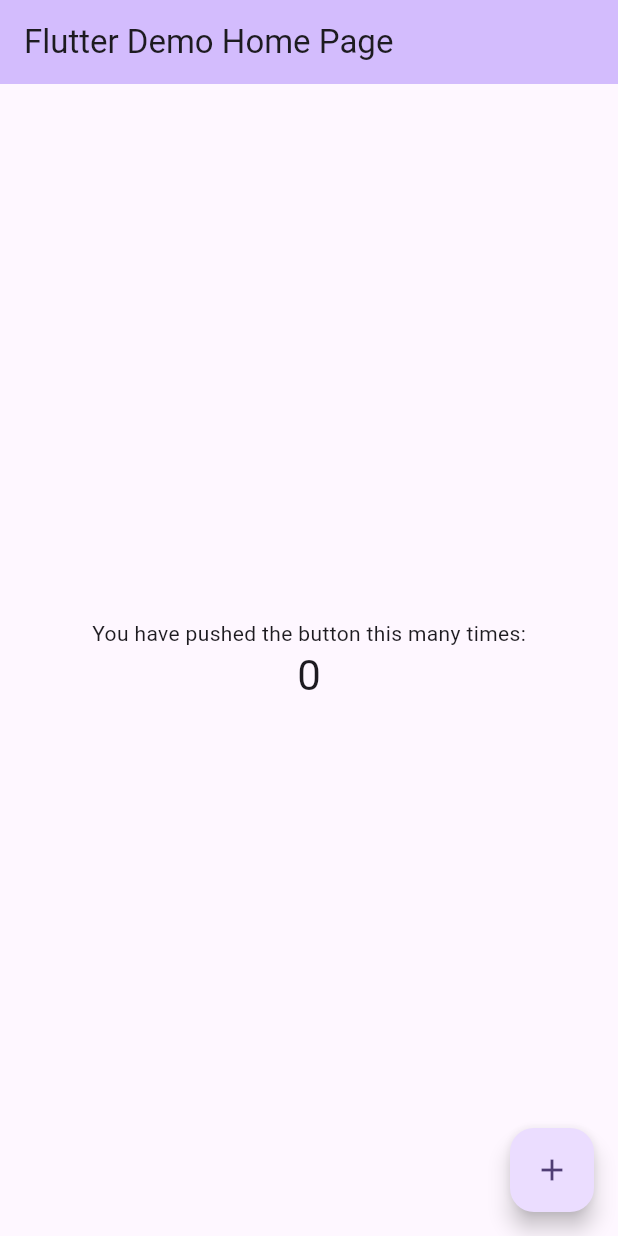
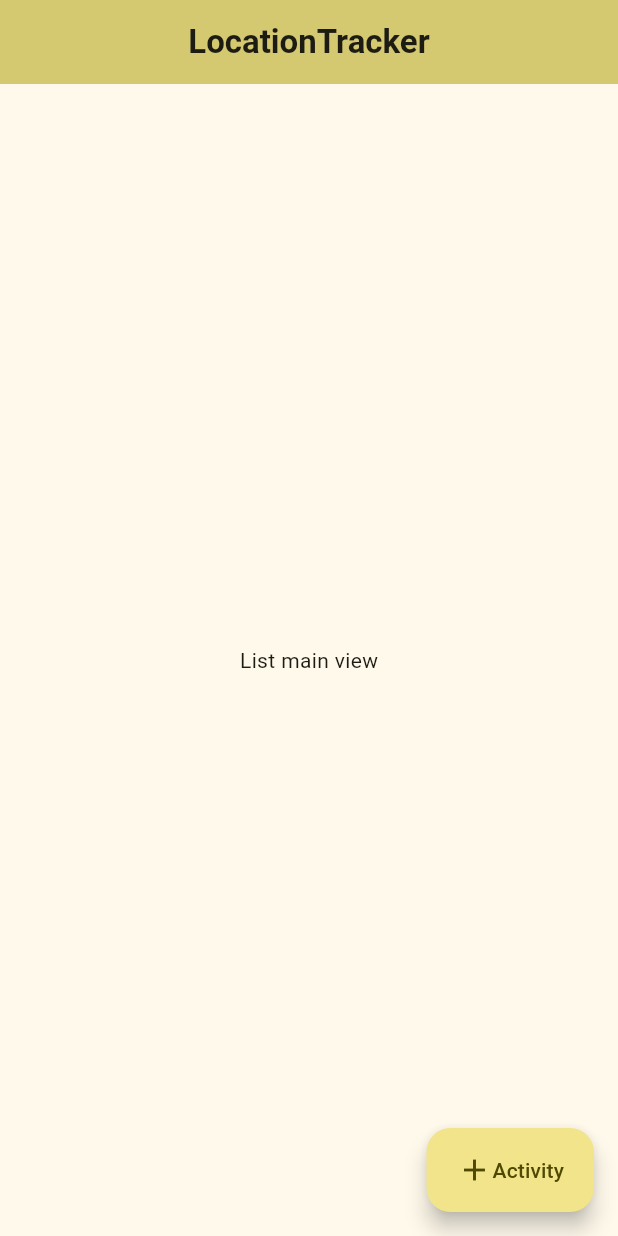
Before and after one commit to gibbiX12345/mad-location-tracker, a Flutter app: the screen it shows after launch, on a phone screen of 412 x 824 dp. Run offline on Flutter 3.47's test engine with Material 3 defaults, Android fonts, the light colour scheme and no system bars.

Commit message:
init: basic setup of main activity

```diff
--- a/lib/main.dart
+++ b/lib/main.dart
@@ -7,119 +7,48 @@
 class MyApp extends StatelessWidget {
   const MyApp({super.key});
 
-  // This widget is the root of your application.
   @override
   Widget build(BuildContext context) {
     return MaterialApp(
       title: 'Flutter Demo',
       theme: ThemeData(
-        // This is the theme of your application.
-        //
-        // TRY THIS: Try running your application with "flutter run". You'll see
-        // the application has a purple toolbar. Then, without quitting the app,
-        // try changing the seedColor in the colorScheme below to Colors.green
-        // and then invoke "hot reload" (save your changes or press the "hot
-        // reload" button in a Flutter-supported IDE, or press "r" if you used
-        // the command line to start the app).
-        //
-        // Notice that the counter didn't reset back to zero; the application
-        // state is not lost during the reload. To reset the state, use hot
-        // restart instead.
-        //
-        // This works for code too, not just values: Most code changes can be
-        // tested with just a hot reload.
-        colorScheme: ColorScheme.fromSeed(seedColor: Colors.deepPurple),
+        colorScheme: ColorScheme.fromSeed(seedColor: Colors.yellow),
         useMaterial3: true,
       ),
-      home: const MyHomePage(title: 'Flutter Demo Home Page'),
+      home: const MyHomePage(title: 'LocationTracker'),
     );
   }
 }
 
-class MyHomePage extends StatefulWidget {
+class MyHomePage extends StatelessWidget {
   const MyHomePage({super.key, required this.title});
-
-  // This widget is the home page of your application. It is stateful, meaning
-  // that it has a State object (defined below) that contains fields that affect
-  // how it looks.
-
-  // This class is the configuration for the state. It holds the values (in this
-  // case the title) provided by the parent (in this case the App widget) and
-  // used by the build method of the State. Fields in a Widget subclass are
-  // always marked "final".
 
   final String title;
 
   @override
-  State<MyHomePage> createState() => _MyHomePageState();
-}
-
-class _MyHomePageState extends State<MyHomePage> {
-  int _counter = 0;
-
-  void _incrementCounter() {
-    setState(() {
-      // This call to setState tells the Flutter framework that something has
-      // changed in this State, which causes it to rerun the build method below
-      // so that the display can reflect the updated values. If we changed
-      // _counter without calling setState(), then the build method would not be
-      // called again, and so nothing would appear to happen.
-      _counter++;
-    });
-  }
-
-  @override
   Widget build(BuildContext context) {
-    // This method is rerun every time setState is called, for instance as done
-    // by the _incrementCounter method above.
-    //
-    // The Flutter framework has been optimized to make rerunning build methods
-    // fast, so that you can just rebuild anything that needs updating rather
-    // than having to individually change instances of widgets.
     return Scaffold(
       appBar: AppBar(
-        // TRY THIS: Try changing the color here to a specific color (to
-        // Colors.amber, perhaps?) and trigger a hot reload to see the AppBar
-        // change color while the other colors stay the same.
         backgroundColor: Theme.of(context).colorScheme.inversePrimary,
-        // Here we take the value from the MyHomePage object that was created by
-        // the App.build method, and use it to set our appbar title.
-        title: Text(widget.title),
+        title: Center(
+            child: Text(title,
+                style: const TextStyle(fontWeight: FontWeight.bold))),
       ),
-      body: Center(
-        // Center is a layout widget. It takes a single child and positions it
-        // in the middle of the parent.
+      body: const Center(
         child: Column(
-          // Column is also a layout widget. It takes a list of children and
-          // arranges them vertically. By default, it sizes itself to fit its
-          // children horizontally, and tries to be as tall as its parent.
-          //
-          // Column has various properties to control how it sizes itself and
-          // how it positions its children. Here we use mainAxisAlignment to
-          // center the children vertically; the main axis here is the vertical
-          // axis because Columns are vertical (the cross axis would be
-          // horizontal).
-          //
-          // TRY THIS: Invoke "debug painting" (choose the "Toggle Debug Paint"
-          // action in the IDE, or press "p" in the console), to see the
-          // wireframe for each widget.
           mainAxisAlignment: MainAxisAlignment.center,
           children: <Widget>[
-            const Text(
-              'You have pushed the button this many times:',
-            ),
             Text(
-              '$_counter',
-              style: Theme.of(context).textTheme.headlineMedium,
-            ),
+              'List main view',
+            )
           ],
         ),
       ),
-      floatingActionButton: FloatingActionButton(
-        onPressed: _incrementCounter,
+      floatingActionButton: FloatingActionButton.extended(
+        onPressed: () => {},
         tooltip: 'Increment',
-        child: const Icon(Icons.add),
-      ), // This trailing comma makes auto-formatting nicer for build methods.
+        label: const Row(children: [Icon(Icons.add), Text('Activity')]),
+      ),
     );
   }
 }
```
